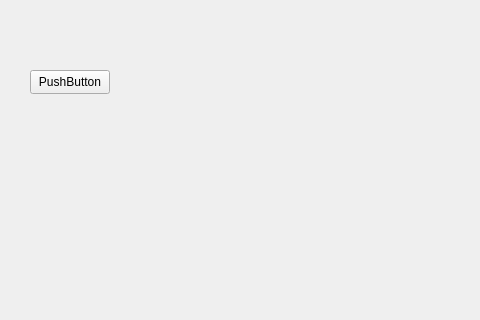
Old version of the form Military/vechwin.ui in the repository DmitryBizCode/MilitaryQt; both pictures show x 0 to 480 and y 0 to 320 of the 1267 by 790 pixel window.
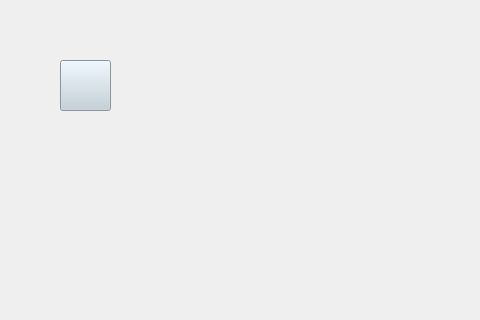
New version of the form. Icons and pictures are not drawn.

```diff
--- a/Military/vechwin.ui
+++ b/Military/vechwin.ui
@@ -16,14 +16,18 @@
   <widget class="QPushButton" name="HomeB">
    <property name="geometry">
     <rect>
-     <x>30</x>
-     <y>70</y>
-     <width>80</width>
-     <height>24</height>
+     <x>60</x>
+     <y>60</y>
+     <width>51</width>
+     <height>51</height>
     </rect>
    </property>
+   <property name="styleSheet">
+    <string notr="true">image: url(:/resimg/IMage/resToPage/helmet_6186688.png);
+background-color: rgb(192, 206, 217);</string>
+   </property>
    <property name="text">
-    <string>PushButton</string>
+    <string/>
    </property>
   </widget>
   <widget class="QPushButton" name="bmp1">
```
